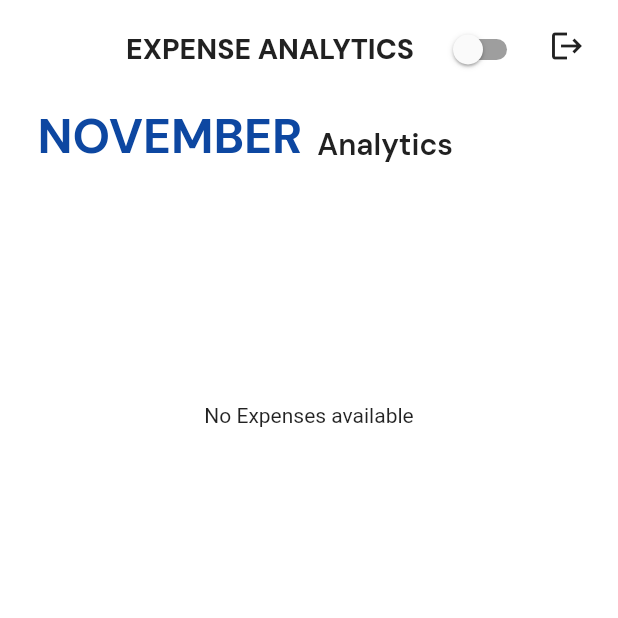
After one commit to HassaanAhmed60211/financeapp2, a Flutter app: the ExpenseAnalytics screen opened directly, on a phone screen of 412 x 824 dp, the top half of it. The commit adds this screen. Run offline on Flutter 3.47's test engine with Material 2 defaults, Android fonts, the phone set to English and light mode, and no system bars; our stand-ins replace adaptive_theme, buttons_tabbar, charts_flutter, cloud_firestore, firebase_auth, firebase_core and 2 more; missing offline and left inert: flutter_charts, simple_progress_indicators; accounts and stored records are empty; network calls fail.

Commit message:
updated feature

```diff
--- a/lib/ui/bottom_nav/bottom_navcontroller.dart
+++ b/lib/ui/bottom_nav/bottom_navcontroller.dart
@@ -1,4 +1,5 @@
 import 'package:finance_track_app/ui/dashboard/dashboard_page.dart';
+import 'package:finance_track_app/ui/expense_analytics/expense_analytics.dart';
 import 'package:finance_track_app/ui/financial_goals/financial_goals.dart';
 import 'package:firebase_auth/firebase_auth.dart';
 import 'package:flutter/material.dart';
@@ -14,8 +15,7 @@ class BottomNavBarController extends GetxController {
   List<Widget> pages = [
     DashboardPage(id),
     FinancialGoals(),
-    DashboardPage(id),
-    DashboardPage(id),
+    ExpenseAnalytics(),
     DashboardPage(id),
   ];
 }
--- a/lib/ui/dashboard/dashboard_page.dart
+++ b/lib/ui/dashboard/dashboard_page.dart
@@ -62,7 +62,9 @@ class _DashboardPageState extends State<DashboardPage> {
           padding: const EdgeInsets.symmetric(horizontal: 25.0),
           child: SingleChildScrollView(
             child: Column(
+
               children: [
+
                 Spaces().largeh(),
                 Obx(() => customTrackContainer(context)),
                 Spaces().midh(),
--- a/lib/ui/dashboard/dialogs/update_dialog.dart
+++ b/lib/ui/dashboard/dialogs/update_dialog.dart
@@ -53,7 +53,7 @@ Future<void> showUpdateDialog(context, index, text, price) async {
                     expensename.clear();
                     expenseprice.clear();
                     Navigator.pop(context);
-                  }, 'Add', 20)
+                  }, 'Update', 20)
                 ],
               ),
             ),
--- /dev/null
+++ b/lib/ui/expense_analytics/expense_analytics.dart
@@ -0,0 +1,119 @@
+import 'package:buttons_tabbar/buttons_tabbar.dart';
+import 'package:finance_track_app/core/theme.dart';
+import 'package:finance_track_app/core/utils.dart';
+import 'package:finance_track_app/core/widgets/app_bar.dart';
+import 'package:finance_track_app/core/widgets/spaces_widget.dart';
+import 'package:finance_track_app/core/widgets/text_widgets.dart';
+import 'package:finance_track_app/ui/dashboard/dashboard_controller.dart';
+import 'package:flutter/material.dart';
+import 'package:flutter_charts/flutter_charts.dart';
+import 'package:get/get.dart';
+import 'package:get/get_core/src/get_main.dart';
+import 'package:get/get_state_manager/src/rx_flutter/rx_obx_widget.dart';
+import 'package:intl/intl.dart';
+
+class ExpenseAnalytics extends StatelessWidget {
+  ExpenseAnalytics({super.key});
+  final ThemeController _themeController = Get.put(ThemeController());
+  DashboardController dashboardController = Get.put(DashboardController());
+  @override
+  Widget build(BuildContext context) {
+    return Obx(() => Scaffold(
+          backgroundColor: _themeController.isDarkMode.value
+              ? Colors.black87
+              : ColorConstraint().primaryColor,
+          appBar: PreferredSize(
+              preferredSize: const Size.fromHeight(70),
+              child: GlobalAppBar1('EXPENSE ANALYTICS')),
+          body: Padding(
+            padding: const EdgeInsets.symmetric(horizontal: 25.0),
+            child: SingleChildScrollView(
+              child: Column(children: [
+                Row(
+                  crossAxisAlignment: CrossAxisAlignment.end,
+                  children: [
+                    Obx(
+                      () => customTextWidget(
+                          'NOVEMBER',
+                          _themeController.isDarkMode.value
+                              ? ColorConstraint().primaryColor
+                              : ColorConstraint().backColor,
+                          FontWeight.w700,
+                          32),
+                    ),
+                    Spaces().midw(),
+                    Padding(
+                      padding: const EdgeInsets.only(bottom: 3),
+                      child: customTextWidget(
+                          'Analytics',
+                          _themeController.isDarkMode.value
+                              ? ColorConstraint().primaryColor
+                              : ColorConstraint().secondaryColor,
+                          FontWeight.w600,
+                          20),
+                    ),
+                  ],
+                ),
+                Spaces().largeh(),
+                SizedBox(
+                    height: 300,
+                    width: Get.width,
+                    child: GetBuilder<DashboardController>(
+                      builder: (controller) {
+                        return chartToRun(
+                            controller.perExpense,
+                            controller.perSaving,
+                            controller.time,
+                            controller.perIncome);
+                      },
+                    )),
+              ]),
+            ),
+          ),
+        ));
+  }
+
+  Widget chartToRun(chart1, chart2, time, perincome) {
+    if (dashboardController.time.isEmpty ||
+        dashboardController.perExpense.isEmpty ||
+        dashboardController.perSaving.isEmpty) {
+      return Center(child: Text('No Expenses available'));
+    }
+
+    try {
+      LabelLayoutStrategy? xContainerLabelLayoutStrategy;
+      ChartData chartData;
+      ChartOptions chartOptions = const ChartOptions();
+
+      chartOptions = const ChartOptions(
+        dataContainerOptions: DataContainerOptions(
+          startYAxisAtDataMinRequested: true,
+        ),
+      );
+
+      chartData = ChartData(
+        dataRows: [chart1, chart2],
+        yUserLabels: perincome,
+        xUserLabels: time,
+        dataRowsLegends: const ['Expenses', 'Savings'],
+        chartOptions: chartOptions,
+      );
+
+      var lineChartContainer = LineChartTopContainer(
+        chartData: chartData,
+        xContainerLabelLayoutStrategy: xContainerLabelLayoutStrategy,
+      );
+
+      var lineChart = LineChart(
+        painter: LineChartPainter(
+          lineChartContainer: lineChartContainer,
+        ),
+      );
+
+      return lineChart;
+    } catch (e) {
+      print('Error in chartToRun: $e');
+      return Text('Error generating chart');
+    }
+  }
+}
--- a/lib/ui/financial_goals/goal_controller.dart
+++ b/lib/ui/financial_goals/goal_controller.dart
@@ -1,5 +1,4 @@
 import 'dart:async';
-import 'dart:ffi';
 
 import 'package:finance_track_app/core/Model/data_model.dart';
 import 'package:get/get.dart';
--- a/lib/ui/login/widget/login_controller.dart
+++ b/lib/ui/login/widget/login_controller.dart
@@ -1,5 +1,6 @@
 import 'dart:async';
 
+import 'package:finance_track_app/ui/bottom_nav/bottom_nav.dart';
 import 'package:finance_track_app/ui/dashboard/dashboard_page.dart';
 import 'package:finance_track_app/ui/home.dart';
 import 'package:firebase_auth/firebase_auth.dart';
@@ -13,7 +14,7 @@ class LoginController extends GetxController {
       await auth.signInWithEmailAndPassword(email: email, password: password);
       final user = FirebaseAuth.instance.currentUser;
       if (user != null) {
-        Get.to(() => Home());
+        Get.to(() => MyBottomNavBar());
       }
     } on FirebaseAuthException catch (e) {
       String errorMessage = "";
--- a/lib/ui/signup/widget/signup_controller.dart
+++ b/lib/ui/signup/widget/signup_controller.dart
@@ -1,5 +1,6 @@
 import 'package:cloud_firestore/cloud_firestore.dart';
 import 'package:finance_track_app/core/Model/user_model.dart';
+import 'package:finance_track_app/ui/bottom_nav/bottom_nav.dart';
 import 'package:finance_track_app/ui/dashboard/dashboard_page.dart';
 import 'package:finance_track_app/ui/home.dart';
 import 'package:firebase_auth/firebase_auth.dart';
@@ -19,7 +20,7 @@ class SignupController extends GetxController {
 
       if (user != null) {
         await addUser(UserModel(userid: user.uid, name: name, email: email));
-        Get.to(() => Home());
+        Get.to(() => MyBottomNavBar());
       }
     } on FirebaseAuthException catch (e) {
       print(e.code);
--- a/pubspec.yaml
+++ b/pubspec.yaml
@@ -46,6 +46,11 @@ dependencies:
   currency_converter: ^0.0.3
   flutter_svg: ^2.0.9
   simple_progress_indicators: ^0.2.0
+  intl: ^0.17.0
+  buttons_tabbar: ^1.3.8
+  once: ^1.6.0
+  flutter_charts: ^0.5.2
+  syncfusion_flutter_charts: ^21.2.4
 
 dev_dependencies:
   flutter_test:
```
Also changed, not shown: lib/ui/bottom_nav/bottom_nav.dart (+3 -14 lines), lib/ui/dashboard/dashboard_controller.dart (+53 -15 lines), lib/ui/dashboard/widget/custom_trackcontainer.dart (+19 -2 lines), pubspec.lock, 1 other file.
